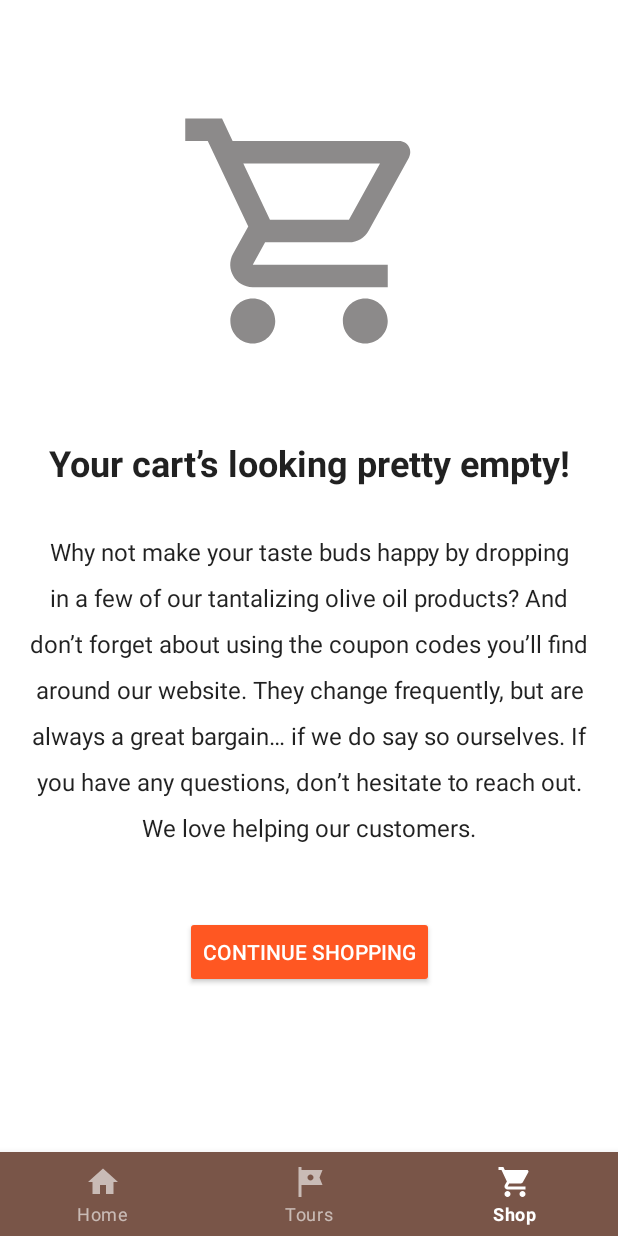
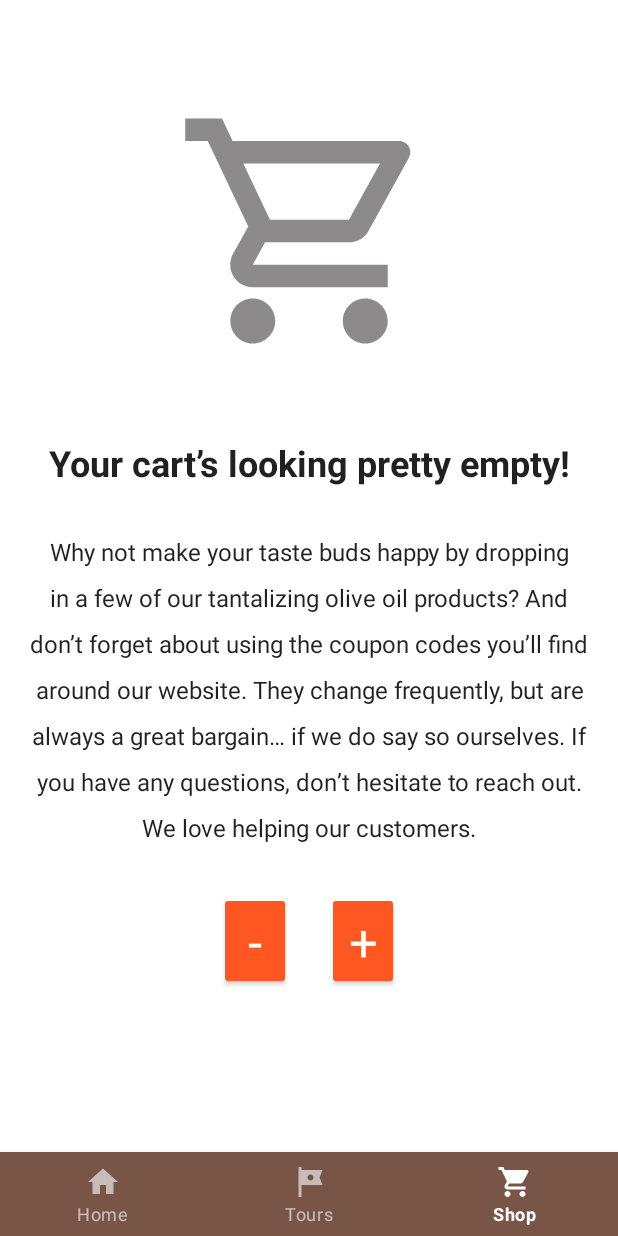
Before and after one commit to shamiullahms/navigation_bar, an Android app: the screen it shows after launch (MainActivity), item 3 of the bottom bar chosen, on a phone screen of 412 x 824 dp. Run offline under Robolectric (Android 15) with nearby library versions, the phone set to English and light mode, and no system bars.

```diff
--- a/app/src/main/java/com/example/myapplication/MainActivity.kt
+++ b/app/src/main/java/com/example/myapplication/MainActivity.kt
@@ -1,14 +1,17 @@
 package com.example.myapplication
 
 import android.os.Bundle
+import android.util.Log
 import androidx.fragment.app.FragmentActivity
 import androidx.fragment.app.add
 import androidx.fragment.app.commit
 import androidx.fragment.app.replace
+import androidx.lifecycle.ViewModelProvider
 import com.example.myapplication.databinding.ActivityMainBinding
+import kotlinx.android.synthetic.main.activity_main.bottomNavigation
 
 class MainActivity : FragmentActivity() {
-
+    val TAG = "MainActivity"
     private lateinit var binding: ActivityMainBinding
 
     override fun onCreate(savedInstanceState: Bundle?) {
@@ -29,6 +32,23 @@ class MainActivity : FragmentActivity() {
                 R.id.action_shop -> goToShop()
                 else -> false
             }
+        }
+
+        val viewModel = ViewModelProvider(this)[SharedViewModel::class.java]
+        viewModel.quantity.observe(this) {
+            updateBadge(it)
+        }
+    }
+
+    private fun updateBadge(count: Int?) {
+        Log.i(TAG, "Total order count $count")
+        var badge = bottomNavigation.getOrCreateBadge(R.id.action_shop)
+        if (count!! == 0) {
+            badge.isVisible = false
+        }
+        else {
+            badge.isVisible = true
+            badge.number = count!!
         }
     }
 
--- /dev/null
+++ b/app/src/main/java/com/example/myapplication/SharedViewModel.kt
@@ -0,0 +1,32 @@
+package com.example.myapplication
+
+import android.util.Log
+import androidx.lifecycle.LiveData
+import androidx.lifecycle.MutableLiveData
+import androidx.lifecycle.ViewModel
+
+class SharedViewModel : ViewModel() {
+    private val TAG = "SharedViewModel"
+    private val _quantity: MutableLiveData<Int> = MutableLiveData(0)
+    val quantity: LiveData<Int> = _quantity
+
+    init {
+        Log.i(TAG, "created")
+    }
+
+    fun increaseQuantity() {
+        _quantity.value = _quantity.value!! + 1
+
+        Log.i(TAG, "Quantity: ${_quantity.value}")
+
+    }
+
+    fun decreaseQuantity() {
+        if (_quantity.value!! > 0) {
+            _quantity.value = _quantity.value!! - 1
+
+            Log.i(TAG, "Quantity: ${_quantity.value}")
+        }
+    }
+
+}
--- a/app/src/main/java/com/example/myapplication/ShopFragment.kt
+++ b/app/src/main/java/com/example/myapplication/ShopFragment.kt
@@ -5,6 +5,7 @@ import android.view.LayoutInflater
 import android.view.View
 import android.view.ViewGroup
 import androidx.fragment.app.Fragment
+import androidx.lifecycle.ViewModelProvider
 import com.example.myapplication.databinding.FragmentShopBinding
 
 class ShopFragment : Fragment() {
@@ -17,7 +18,20 @@ class ShopFragment : Fragment() {
         savedInstanceState: Bundle?
     ): View? {
         _binding = FragmentShopBinding.inflate(inflater, container, false)
+
         return binding.root
+    }
+
+    override fun onViewCreated(view: View, savedInstanceState: Bundle?) {
+        super.onViewCreated(view, savedInstanceState)
+
+//        val viewModel = ViewModelProvider(this)[SharedViewModel::class.java]
+        val viewModel = activity?.run {
+            ViewModelProvider(this)[SharedViewModel::class.java]
+        }
+
+        binding.addQuantityButton.setOnClickListener { viewModel?.increaseQuantity() }
+        binding.removeQuantityButton.setOnClickListener { viewModel?.decreaseQuantity() }
     }
 
     override fun onDestroyView() {
--- a/app/src/main/res/layout/fragment_shop.xml
+++ b/app/src/main/res/layout/fragment_shop.xml
@@ -34,15 +34,35 @@
         app:layout_constraintTop_toBottomOf="@+id/cartImage" />
 
     <Button
-        android:id="@+id/shopButton"
-        android:layout_width="wrap_content"
+        android:id="@+id/remove_quantity_button"
+        style="@style/Widget.AppCompat.Button.Colored"
+        android:layout_width="48dp"
         android:layout_height="wrap_content"
-        android:layout_marginTop="48dp"
+        android:layout_marginTop="32dp"
+        android:layout_marginEnd="24dp"
         android:backgroundTint="@color/colorAccent"
-        android:text="@string/shop_button_label"
+        android:text="-"
+        android:textAppearance="@style/TextAppearance.AppCompat.Display1"
+        android:textColor="@android:color/white"
+        app:layout_constraintEnd_toStartOf="@+id/add_quantity_button"
+        app:layout_constraintHorizontal_bias="0.5"
+        app:layout_constraintHorizontal_chainStyle="packed"
+        app:layout_constraintStart_toStartOf="parent"
+        app:layout_constraintTop_toBottomOf="@+id/cartContentText" />
+
+    <Button
+        android:id="@+id/add_quantity_button"
+        style="@style/Widget.AppCompat.Button.Colored"
+        android:layout_width="48dp"
+        android:layout_height="wrap_content"
+        android:layout_marginTop="32dp"
+        android:backgroundTint="@color/colorAccent"
+        android:text="+"
+        android:textAppearance="@style/TextAppearance.AppCompat.Display1"
         android:textColor="@android:color/white"
         app:layout_constraintEnd_toEndOf="parent"
-        app:layout_constraintStart_toStartOf="parent"
+        app:layout_constraintHorizontal_bias="0.5"
+        app:layout_constraintStart_toEndOf="@+id/remove_quantity_button"
         app:layout_constraintTop_toBottomOf="@+id/cartContentText" />
 
     <TextView
```
